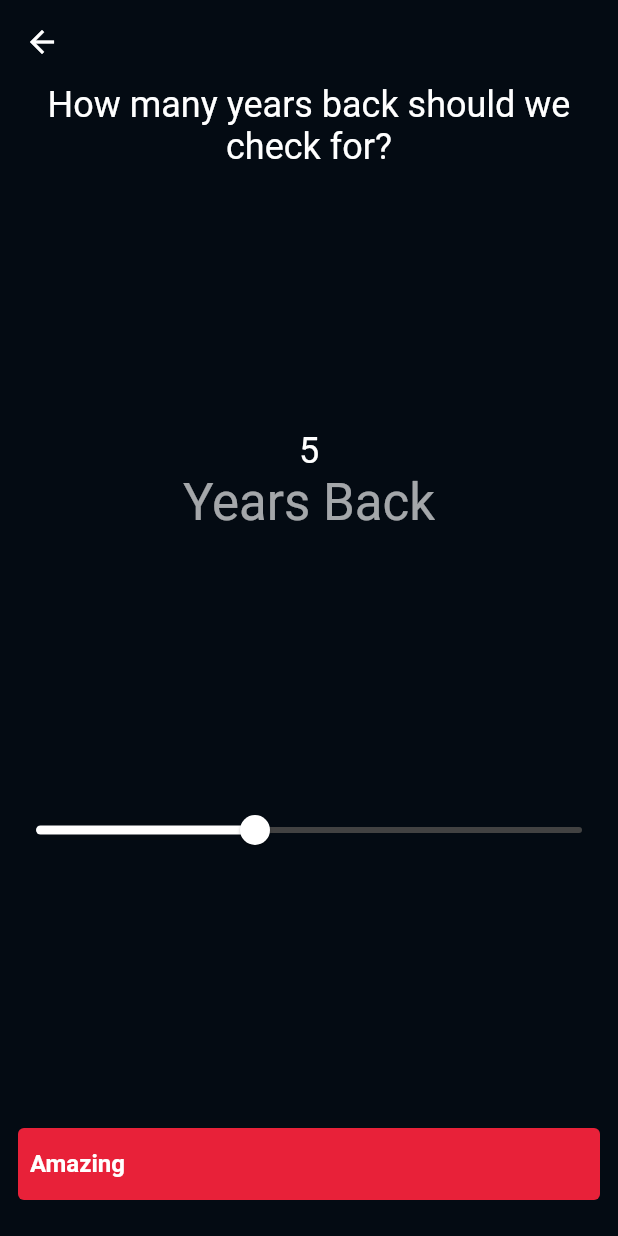
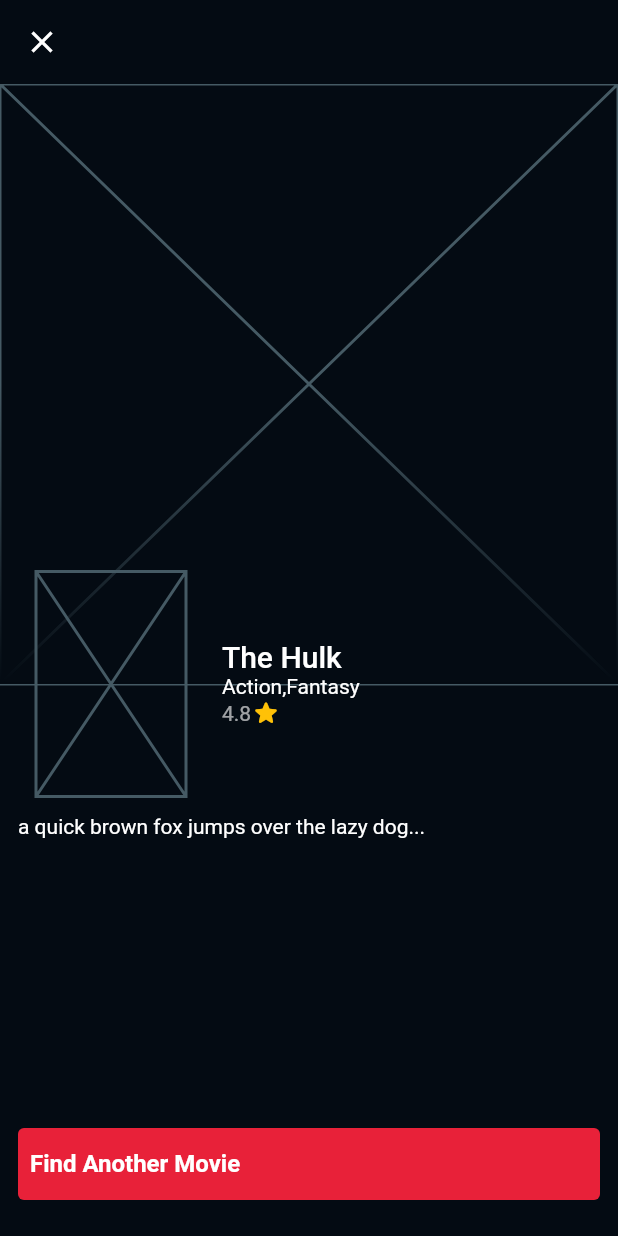
Before and after one commit to Last-dreamer/Movie-Recomendation-App, a Flutter app: the YearsBackScreen screen opened directly with empty values, after a tap on "Amazing", on a phone screen of 412 x 824 dp. Run offline on Flutter 3.47's test engine with Material 2 defaults, Android fonts, the phone set to English and light mode, and no system bars; our stand-ins replace equatable.

Commit message:
completing ui

```diff
--- /dev/null
+++ b/lib/features/movie_flow/result/movie.dart
@@ -0,0 +1,55 @@
+import 'package:equatable/equatable.dart';
+import 'package:flutter/material.dart';
+
+import 'package:movie_recomendation/features/movie_flow/genre/genre.dart';
+
+@immutable
+class Movie extends Equatable {
+  final String title;
+  final String overview;
+  final num voteAverage;
+  final List<Genre> genres;
+  final String releaseDate;
+  final String? backdropPath;
+  final String? posterPath;
+  const Movie({
+    required this.title,
+    required this.overview,
+    required this.voteAverage,
+    required this.genres,
+    required this.releaseDate,
+    this.backdropPath,
+    this.posterPath,
+  });
+
+  Movie.initial()
+      : title = "",
+        overview = "",
+        voteAverage = 0,
+        genres = [],
+        releaseDate = "",
+        backdropPath = "",
+        posterPath = "";
+
+  String get genresCommaSeparated => genres.map((e) => e.name).toList().join(
+        ",",
+      );
+
+  @override
+  String toString() {
+    return 'Movie(title: $title, overview: $overview, voteAverage: $voteAverage, genres: $genres, releaseDate: $releaseDate, backdropPath: $backdropPath, posterPath: $posterPath)';
+  }
+
+  @override
+  List<Object> get props {
+    return [
+      title,
+      overview,
+      voteAverage,
+      genres,
+      releaseDate,
+      backdropPath!,
+      posterPath!,
+    ];
+  }
+}
--- /dev/null
+++ b/lib/features/movie_flow/result/result_screen.dart
@@ -0,0 +1,147 @@
+import 'package:flutter/material.dart';
+import 'package:movie_recomendation/core/constants.dart';
+import 'package:movie_recomendation/core/widget/primary_button.dart';
+import 'package:movie_recomendation/features/movie_flow/genre/genre.dart';
+import 'package:movie_recomendation/features/movie_flow/result/movie.dart';
+
+class ResultScreen extends StatefulWidget {
+  static route({bool fullScreenDialog = true}) => MaterialPageRoute(
+      fullscreenDialog: fullScreenDialog,
+      builder: (context) => const ResultScreen());
+  const ResultScreen({super.key});
+
+  @override
+  State<ResultScreen> createState() => _ResultScreenState();
+}
+
+class _ResultScreenState extends State<ResultScreen> {
+  final double movieHeight = 150;
+  final movie = const Movie(
+      title: "The Hulk",
+      overview: 'a quick brown fox jumps over the lazy dog...',
+      voteAverage: 4.9,
+      genres: [Genre(name: "Action"), Genre(name: "Fantasy")],
+      releaseDate: "2019-06-12",
+      backdropPath: "",
+      posterPath: "");
+  @override
+  Widget build(BuildContext context) {
+    return Scaffold(
+      appBar: AppBar(),
+      body: Column(
+        children: [
+          Expanded(
+            child: ListView(
+              children: [
+                Stack(
+                  clipBehavior: Clip.none,
+                  children: [
+                    const CoverImage(),
+                    Positioned(
+                      width: MediaQuery.of(context).size.width,
+                      bottom: -(movieHeight / 2),
+                      child: MovieImageDetails(
+                          movie: movie, movieHeight: movieHeight),
+                    ),
+                  ],
+                ),
+                SizedBox(
+                  height: movieHeight / 2,
+                ),
+                Padding(
+                  padding: const EdgeInsets.all(12.0),
+                  child: Text(
+                    movie.overview,
+                    style: Theme.of(context).textTheme.bodyText2,
+                  ),
+                ),
+              ],
+            ),
+          ),
+          PrimaryButton(
+              onPress: () => Navigator.pop(context),
+              text: "Find Another Movie"),
+          const SizedBox(
+            height: kMediumSpacing,
+          )
+        ],
+      ),
+    );
+  }
+}
+
+class CoverImage extends StatelessWidget {
+  const CoverImage({super.key});
+
+  @override
+  Widget build(BuildContext context) {
+    return Container(
+      constraints: const BoxConstraints(minHeight: 298),
+      child: ShaderMask(
+        shaderCallback: (rec) {
+          return LinearGradient(
+              begin: Alignment.center,
+              end: Alignment.bottomCenter,
+              colors: [
+                Theme.of(context).scaffoldBackgroundColor,
+                Colors.transparent
+              ]).createShader(Rect.fromLTRB(0, 0, rec.width, rec.height));
+        },
+        blendMode: BlendMode.dstIn,
+        child: const Placeholder(),
+      ),
+    );
+  }
+}
+
+class MovieImageDetails extends StatelessWidget {
+  const MovieImageDetails(
+      {super.key, required this.movie, required this.movieHeight});
+
+  final double movieHeight;
+  final Movie movie;
+
+  @override
+  Widget build(BuildContext context) {
+    var theme = Theme.of(context);
+    return Padding(
+        padding: const EdgeInsets.symmetric(horizontal: 24),
+        child: Row(
+          children: [
+            SizedBox(
+              width: 100,
+              height: movieHeight,
+              child: const Placeholder(),
+            ),
+            const SizedBox(
+              width: kMediumSpacing,
+            ),
+            Expanded(
+              child: Column(
+                crossAxisAlignment: CrossAxisAlignment.start,
+                children: [
+                  Text(movie.title, style: theme.textTheme.headline6),
+                  Text(movie.genresCommaSeparated,
+                      style: theme.textTheme.bodyText2),
+                  Row(
+                    children: [
+                      Text(
+                        "4.8",
+                        style: theme.textTheme.bodyText2?.copyWith(
+                            color: theme.textTheme.bodyText2?.color
+                                ?.withOpacity(0.62)),
+                      ),
+                      const Icon(
+                        Icons.star_rounded,
+                        size: 20,
+                        color: Colors.amber,
+                      ),
+                    ],
+                  )
+                ],
+              ),
+            ),
+          ],
+        ));
+  }
+}
--- a/lib/features/movie_flow/years_back/years_back_screen.dart
+++ b/lib/features/movie_flow/years_back/years_back_screen.dart
@@ -1,6 +1,7 @@
 import 'package:flutter/material.dart';
 import 'package:movie_recomendation/core/constants.dart';
 import 'package:movie_recomendation/core/widget/primary_button.dart';
+import 'package:movie_recomendation/features/movie_flow/result/result_screen.dart';
 
 class YearsBackScreen extends StatefulWidget {
   const YearsBackScreen(
@@ -60,7 +61,9 @@ class _YearsBackScreenState extends State<YearsBackScreen> {
                   });
                 }),
             const Spacer(),
-            PrimaryButton(onPress: widget.nextPage, text: "Amazing"),
+            PrimaryButton(
+                onPress: () => Navigator.of(context).push(ResultScreen.route()),
+                text: "Amazing"),
             const SizedBox(
               height: kMediumSpacing,
             ),
```
